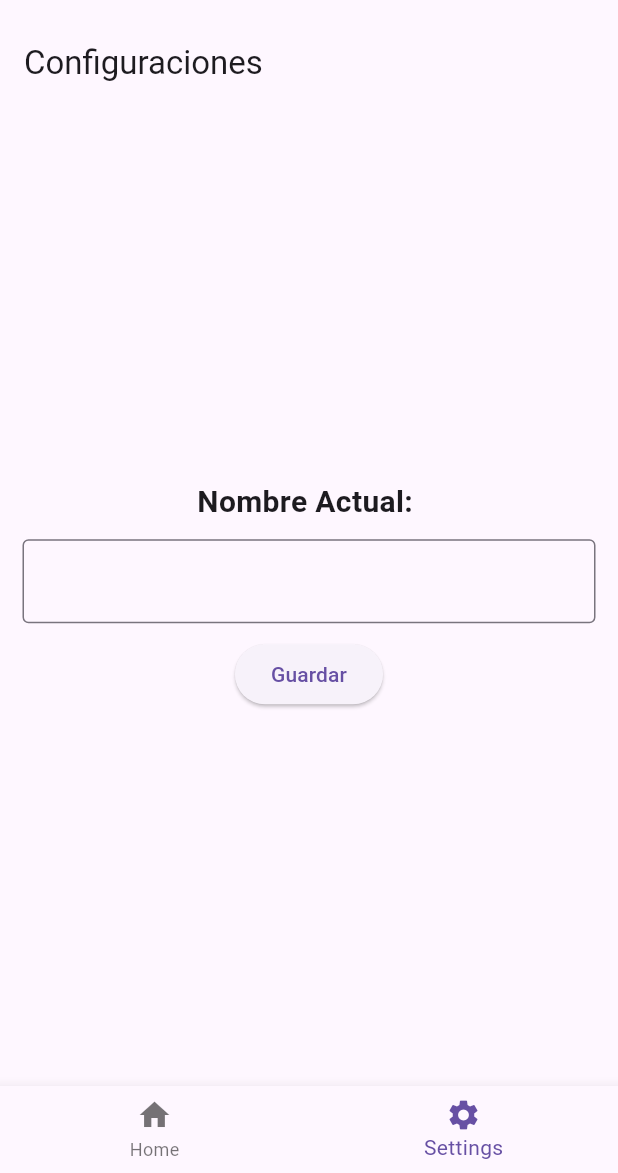
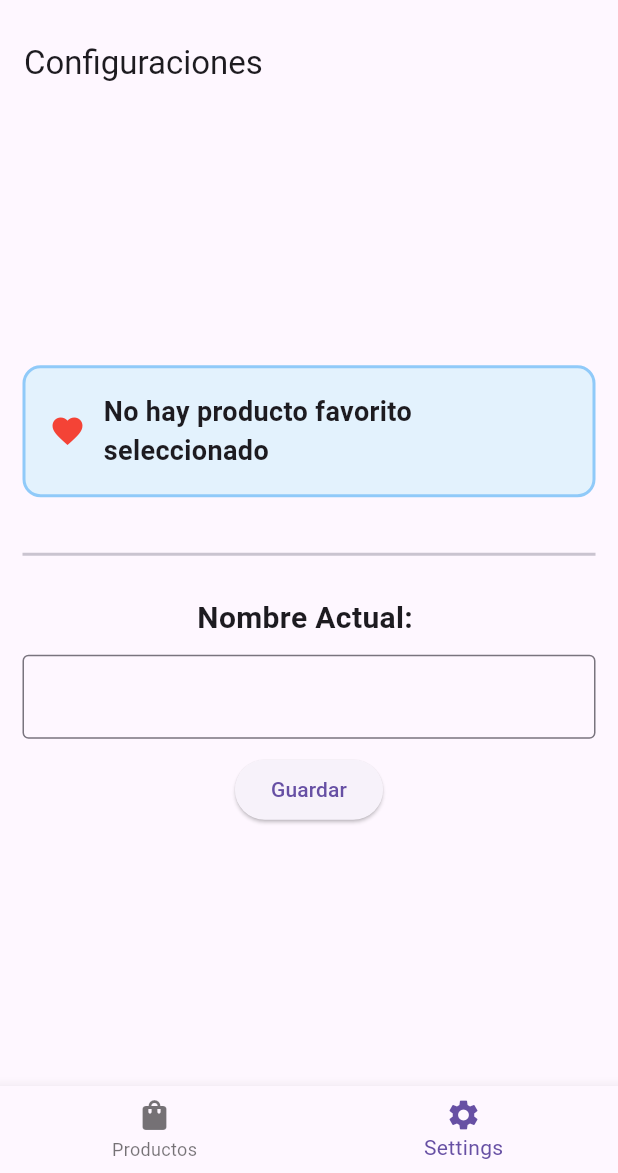
Before and after one commit to yuuhikaze/provider, a Flutter app: the screen it shows after launch, item 2 of the bottom bar chosen, after a tap on "Guardar", on a phone screen of 412 x 824 dp, the part 63-1236 px from its top. Run offline on Flutter 3.47's test engine with Material 3 defaults, Android fonts, the light colour scheme and no system bars; our stand-ins replace flutter_riverpod.

Commit message:
Implement products list with favorites and display favorite product in settings

```diff
--- a/lib/inicio/my_inicio.dart
+++ b/lib/inicio/my_inicio.dart
@@ -2,7 +2,6 @@ import 'package:flutter/material.dart';
 import 'package:flutter_riverpod/flutter_riverpod.dart';
 import 'package:flutter_3_riverpod/paginas/home_page.dart';
 import 'package:flutter_3_riverpod/paginas/setting_page.dart';
-
 
 class MyInicio extends ConsumerStatefulWidget {
   const MyInicio({super.key});
@@ -14,10 +13,7 @@ class MyInicio extends ConsumerStatefulWidget {
 class _MyInicioState extends ConsumerState<MyInicio> {
   int idx = 0;
 
-  final List<Widget> pages = const [
-    HomePage(),
-    Configuraciones(),
-  ];
+  final List<Widget> pages = const [HomePage(), Configuraciones()];
 
   @override
   Widget build(BuildContext context) {
@@ -27,8 +23,14 @@ class _MyInicioState extends ConsumerState<MyInicio> {
       bottomNavigationBar: BottomNavigationBar(
         currentIndex: idx,
         items: const [
-          BottomNavigationBarItem(icon: Icon(Icons.home), label: 'Home'),
-          BottomNavigationBarItem(icon: Icon(Icons.settings), label: 'Settings'),
+          BottomNavigationBarItem(
+            icon: Icon(Icons.shopping_bag),
+            label: 'Productos',
+          ),
+          BottomNavigationBarItem(
+            icon: Icon(Icons.settings),
+            label: 'Settings',
+          ),
         ],
         onTap: (value) => setState(() => idx = value),
       ),
--- a/lib/paginas/home_page.dart
+++ b/lib/paginas/home_page.dart
@@ -1,19 +1,84 @@
 import 'package:flutter/material.dart';
 import 'package:flutter_riverpod/flutter_riverpod.dart';
-import 'package:flutter_3_riverpod/provider/user_provider.dart';
+import 'package:flutter_3_riverpod/models/product.dart';
+import 'package:flutter_3_riverpod/provider/favorite_product_provider.dart';
 
 class HomePage extends ConsumerWidget {
   const HomePage({super.key});
 
   @override
   Widget build(BuildContext context, WidgetRef ref) {
-    final userName = ref.watch(userProvider);
+    final favoriteProduct = ref.watch(favoriteProductProvider);
+
     return Scaffold(
-      appBar: AppBar(title: const Text('Página Principal')),
-      body: Center(
-        child: Text("Datos: ${userName.nombre}: ${userName.edad}",
-          style: const TextStyle(fontSize: 25, fontWeight: FontWeight.bold),
-        ),
+      appBar: AppBar(title: const Text('Productos')),
+      body: ListView.builder(
+        itemCount: allProducts.length,
+        padding: const EdgeInsets.all(16),
+        itemBuilder: (context, index) {
+          final product = allProducts[index];
+          final isFavorite = favoriteProduct?.id == product.id;
+
+          return Card(
+            margin: const EdgeInsets.only(bottom: 16),
+            elevation: 4,
+            child: Padding(
+              padding: const EdgeInsets.all(16.0),
+              child: Row(
+                children: [
+                  // Imagen del producto
+                  ClipRRect(
+                    borderRadius: BorderRadius.circular(8),
+                    child: Image.asset(
+                      product.image,
+                      width: 80,
+                      height: 80,
+                      fit: BoxFit.cover,
+                    ),
+                  ),
+                  const SizedBox(width: 16),
+                  // Información del producto
+                  Expanded(
+                    child: Column(
+                      crossAxisAlignment: CrossAxisAlignment.start,
+                      children: [
+                        Text(
+                          product.title,
+                          style: const TextStyle(
+                            fontSize: 18,
+                            fontWeight: FontWeight.bold,
+                          ),
+                        ),
+                        const SizedBox(height: 8),
+                        Text(
+                          '\$${product.price}',
+                          style: TextStyle(
+                            fontSize: 16,
+                            color: Colors.green[700],
+                            fontWeight: FontWeight.w600,
+                          ),
+                        ),
+                      ],
+                    ),
+                  ),
+                  // Botón de favorito
+                  IconButton(
+                    icon: Icon(
+                      isFavorite ? Icons.favorite : Icons.favorite_border,
+                      color: isFavorite ? Colors.red : Colors.grey,
+                      size: 30,
+                    ),
+                    onPressed: () {
+                      ref
+                          .read(favoriteProductProvider.notifier)
+                          .toggleFavorite(product);
+                    },
+                  ),
+                ],
+              ),
+            ),
+          );
+        },
       ),
     );
   }
--- a/lib/paginas/setting_page.dart
+++ b/lib/paginas/setting_page.dart
@@ -1,12 +1,16 @@
 import 'package:flutter/material.dart';
 import 'package:flutter_riverpod/flutter_riverpod.dart';
 import 'package:flutter_3_riverpod/provider/user_provider.dart';
+import 'package:flutter_3_riverpod/provider/favorite_product_provider.dart';
 
 class Configuraciones extends ConsumerWidget {
   const Configuraciones({super.key});
   @override
-  Widget build(BuildContext context, WidgetRef ref) { //WidgetRef ref permite acceder a los proveedores de Riverpod dentro del widget.
+  Widget build(BuildContext context, WidgetRef ref) {
+    //WidgetRef ref permite acceder a los proveedores de Riverpod dentro del widget.
     final userNameController = TextEditingController();
+    final favoriteProduct = ref.watch(favoriteProductProvider);
+
     return Scaffold(
       appBar: AppBar(title: const Text('Configuraciones')),
       body: Padding(
@@ -14,9 +18,40 @@ class Configuraciones extends ConsumerWidget {
         child: Column(
           mainAxisAlignment: MainAxisAlignment.center,
           children: [
-           // Text('Nombre Actual: ${ref.watch(userProvider)}', //ref.watch(provider) escucha cambios en el proveedor y reconstruye el widget automáticamente
-           Text('Nombre Actual: ${ref.watch(userProvider).nombre}',
-                style: const TextStyle(fontSize: 20, fontWeight: FontWeight.bold)),
+            // Mostrar producto favorito
+            Container(
+              padding: const EdgeInsets.all(16),
+              decoration: BoxDecoration(
+                color: Colors.blue[50],
+                borderRadius: BorderRadius.circular(12),
+                border: Border.all(color: Colors.blue[200]!, width: 2),
+              ),
+              child: Row(
+                children: [
+                  const Icon(Icons.favorite, color: Colors.red, size: 24),
+                  const SizedBox(width: 12),
+                  Expanded(
+                    child: Text(
+                      favoriteProduct != null
+                          ? 'Producto favorito: ${favoriteProduct.title}'
+                          : 'No hay producto favorito seleccionado',
+                      style: const TextStyle(
+                        fontSize: 18,
+                        fontWeight: FontWeight.bold,
+                      ),
+                    ),
+                  ),
+                ],
+              ),
+            ),
+            const SizedBox(height: 30),
+            const Divider(thickness: 2),
+            const SizedBox(height: 20),
+            // Sección original de cambiar nombre
+            Text(
+              'Nombre Actual: ${ref.watch(userProvider).nombre}',
+              style: const TextStyle(fontSize: 20, fontWeight: FontWeight.bold),
+            ),
             const SizedBox(height: 10),
             TextField(
               controller: userNameController,
@@ -25,8 +60,11 @@ class Configuraciones extends ConsumerWidget {
             const SizedBox(height: 10),
             ElevatedButton(
               onPressed: () {
-                //ref.read(userProvider.notifier).cambiarNombre(userNameController.text);   Solo para String
-                ref.read(userProvider.notifier).cambiarNombre(Usuario(nombre: userNameController.text, edad: 20));
+                ref
+                    .read(userProvider.notifier)
+                    .cambiarNombre(
+                      Usuario(nombre: userNameController.text, edad: 20),
+                    );
                 userNameController.clear();
               },
               child: const Text('Guardar'),
```
